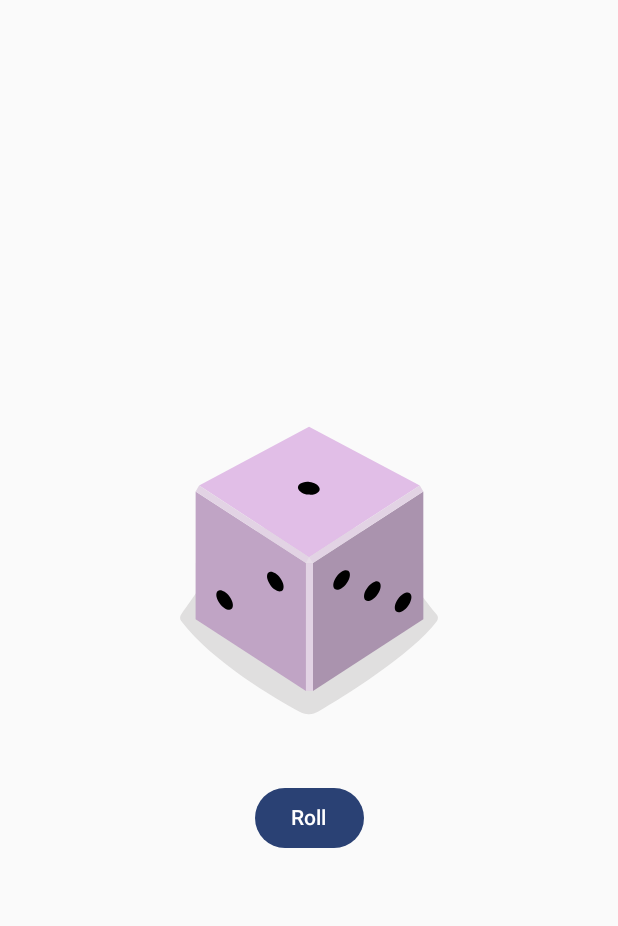
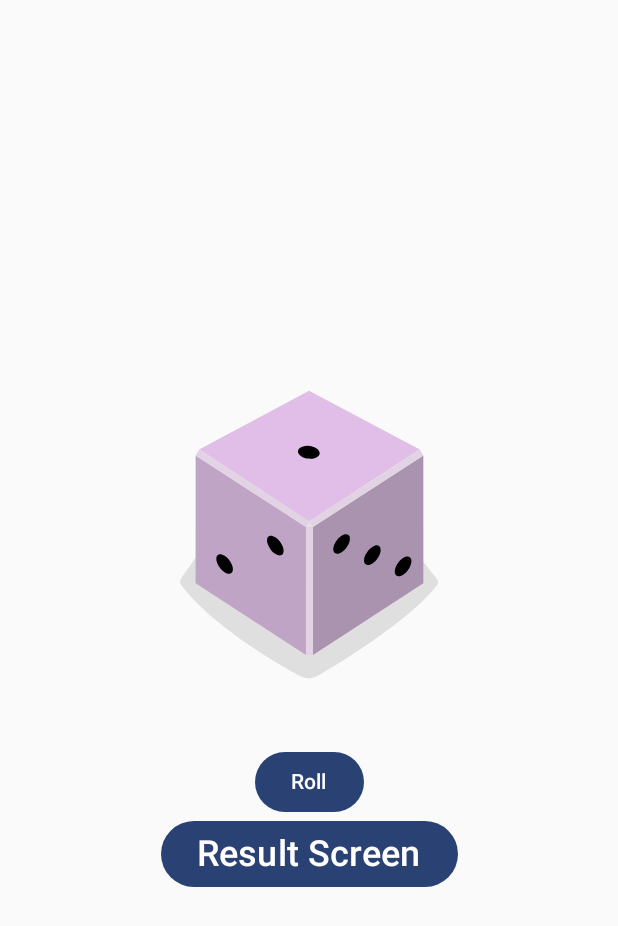
Before and after one commit to marianascosta/dice-roller, an Android app built with Jetpack Compose: the screen it shows after launch (MainActivity), on a phone screen of 412 x 824 dp. Shown: the top 926 px of the screen. Run offline under Robolectric (Android 15) with nearby library versions, the phone set to English and light mode, and no system bars.

Commit message:
add navigation and sending data (tutorial 2 & 3)

```diff
--- a/app/build.gradle.kts
+++ b/app/build.gradle.kts
@@ -49,6 +49,7 @@ dependencies {
     implementation(libs.androidx.ui.graphics)
     implementation(libs.androidx.ui.tooling.preview)
     implementation(libs.androidx.material3)
+    implementation(libs.androidx.navigation.compose)
     testImplementation(libs.junit)
     androidTestImplementation(libs.androidx.junit)
     androidTestImplementation(libs.androidx.espresso.core)
--- a/app/src/main/java/com/example/diceroller/MainActivity.kt
+++ b/app/src/main/java/com/example/diceroller/MainActivity.kt
@@ -25,30 +25,30 @@ import androidx.compose.ui.tooling.preview.Preview
 import androidx.compose.ui.unit.dp
 import com.example.diceroller.ui.theme.DiceRollerTheme
 import androidx.compose.runtime.*
+import androidx.compose.ui.unit.sp
+import androidx.navigation.NavController
+import androidx.navigation.compose.rememberNavController
+import com.example.diceroller.navigation.NavGraph
+import com.example.diceroller.navigation.Screens
 
 class MainActivity : ComponentActivity() {
     override fun onCreate(savedInstanceState: Bundle?) {
         super.onCreate(savedInstanceState)
         setContent {
             DiceRollerTheme {
-                DiceRollerApp()
+                val navController = rememberNavController()
+                NavGraph(navController = navController)
             }
         }
     }
 }
 
-@Preview
-@Composable
-fun DiceRollerApp() {
-    DiceWithButtonAndImage(modifier = Modifier
-        .fillMaxSize()
-        .wrapContentSize(Alignment.Center)
-    )
-
-}
 
 @Composable
-fun DiceWithButtonAndImage(modifier: Modifier = Modifier) {
+fun DiceWithButtonAndImage(
+    navController: NavController,
+    modifier: Modifier = Modifier.fillMaxSize().wrapContentSize(Alignment.Center)
+) {
     var result by remember { mutableStateOf(1) }
     val imageResource = when(result) {
         1 -> R.drawable.dice_1
@@ -72,5 +72,19 @@ fun DiceWithButtonAndImage(modifier: Modifier = Modifier) {
         }) {
             Text(stringResource(R.string.roll))
         }
+        Button(
+            onClick = {
+                navController.navigate(
+                    Screens.DiceResult.route
+                        .replace(
+                            oldValue = "{result}",
+                            newValue = result.toString()
+                        )
+                )
+
+            },
+        ) {
+            Text(text = stringResource(R.string.result_screen), fontSize = 24.sp)
+        }
     }
 }
--- /dev/null
+++ b/app/src/main/java/com/example/diceroller/navigation/NavGraph.kt
@@ -0,0 +1,24 @@
+package com.example.diceroller.navigation
+
+import androidx.compose.runtime.Composable
+import androidx.navigation.NavHostController
+import androidx.navigation.compose.NavHost
+import androidx.navigation.compose.composable
+import com.example.diceroller.DiceWithButtonAndImage
+
+@Composable
+fun NavGraph (navController: NavHostController){
+    NavHost(
+        navController = navController,
+        startDestination = Screens.Roll.route)
+    {
+        composable(route = Screens.Roll.route){
+            DiceWithButtonAndImage(navController = navController)
+        }
+        composable(route = Screens.DiceResult.route+ "?result={result}"){
+            navBackStack -> //extracting the argument
+                var resultShow: Int = navBackStack.arguments?.getString("result")?.toIntOrNull()?:1
+                DiceResult(navController = navController, resultShow = resultShow)
+        }
+    }
+}
--- /dev/null
+++ b/app/src/main/java/com/example/diceroller/navigation/Screens.kt
@@ -0,0 +1,6 @@
+package com.example.diceroller.navigation
+
+sealed class Screens(val route: String) {
+    object Roll : Screens("roll_screen")
+    object DiceResult : Screens("result_screen/{result}")
+}
--- a/app/src/main/res/values/strings.xml
+++ b/app/src/main/res/values/strings.xml
@@ -1,4 +1,6 @@
 <resources>
     <string name="app_name">Dice Roller</string>
     <string name="roll">Roll</string>
+    <string name="result_screen">Result Screen</string>
+    <string name="back">Back</string>
 </resources>
--- a/gradle/libs.versions.toml
+++ b/gradle/libs.versions.toml
@@ -8,9 +8,11 @@ espressoCore = "3.6.1"
 lifecycleRuntimeKtx = "2.8.6"
 activityCompose = "1.9.2"
 composeBom = "2024.04.01"
+navigationCompose = "2.8.2"
 
 [libraries]
 androidx-core-ktx = { group = "androidx.core", name = "core-ktx", version.ref = "coreKtx" }
+androidx-navigation-compose = { module = "androidx.navigation:navigation-compose", version.ref = "navigationCompose" }
 junit = { group = "junit", name = "junit", version.ref = "junit" }
 androidx-junit = { group = "androidx.test.ext", name = "junit", version.ref = "junitVersion" }
 androidx-espresso-core = { group = "androidx.test.espresso", name = "espresso-core", version.ref = "espressoCore" }
```
Also changed, not shown: app/src/main/java/com/example/diceroller/navigation/DiceResult.kt (added, +50 -0 lines).
